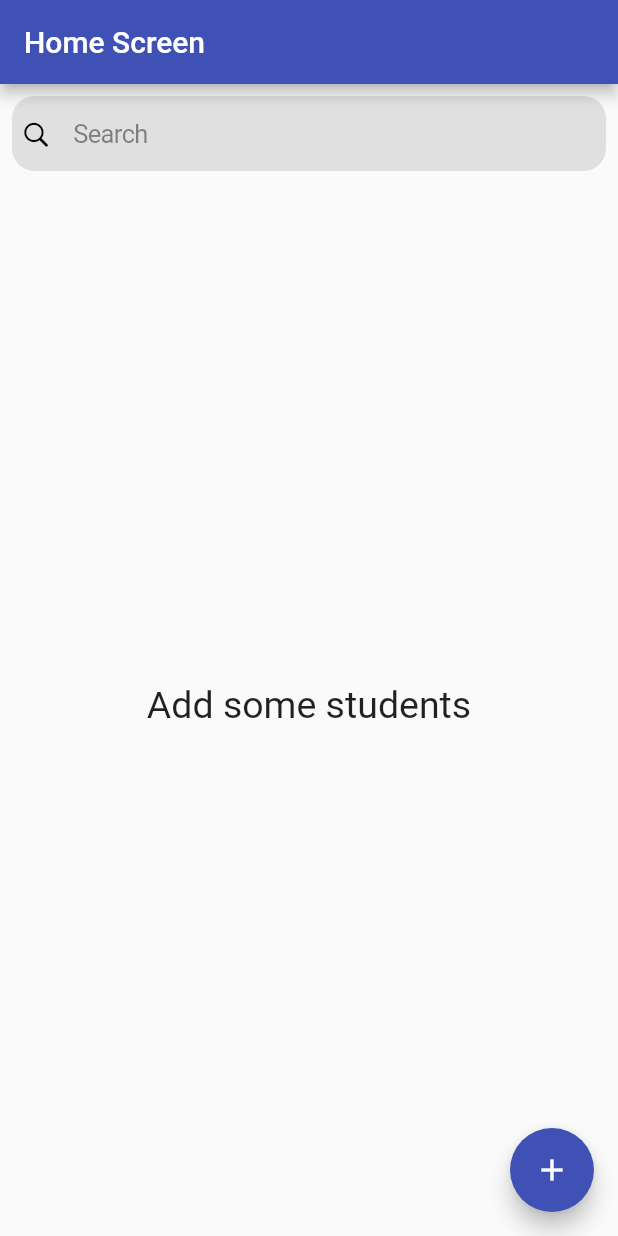
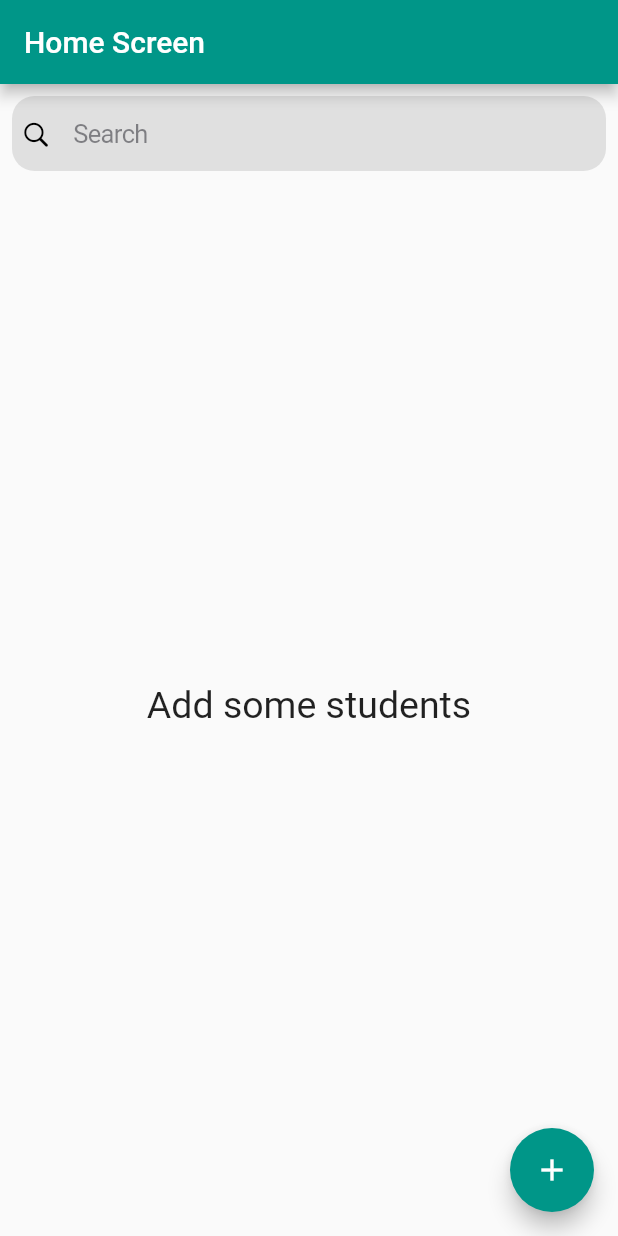
Before and after one commit to habeeb321/Student-Management, a Flutter app: the screen it shows after launch, on a phone screen of 412 x 824 dp. Run offline on Flutter 3.47's test engine with Material 2 defaults, Android fonts, the phone set to English and light mode, and no system bars; our stand-ins replace hive_flutter, image_picker; accounts and stored records are empty.

Commit message:
project modified and finished

```diff
--- a/lib/controller/provider/provider_student.dart
+++ b/lib/controller/provider/provider_student.dart
@@ -50,7 +50,7 @@ class ProviderStudent with ChangeNotifier {
   static deleteItem(BuildContext context, String id) async {
     showDialog(
       context: context,
-      builder: (ctx) {
+      builder: (context) {
         return AlertDialog(
           content: const Text('Are you sure want to delete this ?'),
           actions: [
--- a/lib/main.dart
+++ b/lib/main.dart
@@ -28,7 +28,7 @@ class MyApp extends StatelessWidget {
       child: MaterialApp(
         debugShowCheckedModeBanner: false,
         title: 'Login Page',
-        theme: ThemeData(primarySwatch: Colors.indigo),
+        theme: ThemeData(primarySwatch: Colors.teal),
         home: ScreenHome(),
       ),
     );
--- a/lib/model/functions/db_functions.dart
+++ b/lib/model/functions/db_functions.dart
@@ -4,6 +4,7 @@ import 'package:week_5/model/model/data_model.dart';
 
 class FunctionsDB with ChangeNotifier {
   static List<StudentModel> studentList = [];
+
   Future<void> addStudent(StudentModel value) async {
     final studentDB = await Hive.openBox<StudentModel>('student_db');
     await studentDB.put(value.id, value);
--- a/lib/view/widgets/add_student_widget.dart
+++ b/lib/view/widgets/add_student_widget.dart
@@ -129,7 +129,7 @@ class AddStudentWidget extends StatelessWidget {
                     validator: (value) {
                       if (value == null || value.isEmpty) {
                         return 'Your Phone Number is required';
-                      } else if (value.length != 1) {
+                      } else if (value.length != 10) {
                         return 'Require valid Phone Number';
                       } else {
                         return null;
--- a/lib/view/widgets/edit_student.dart
+++ b/lib/view/widgets/edit_student.dart
@@ -118,7 +118,7 @@ class EditStudent extends StatelessWidget {
                     validator: (value) {
                       if (value == null || value.isEmpty) {
                         return 'Enter Phone Number';
-                      } else if (value.length != 1) {
+                      } else if (value.length != 10) {
                         return 'Require valid Phone Number';
                       } else {
                         return null;
@@ -175,9 +175,11 @@ class EditStudent extends StatelessWidget {
       photo: image.toString(),
       id: id,
     );
+
     Provider.of<FunctionsDB>(ctx, listen: false).editList(index, studentmodel);
     Provider.of<FunctionsDB>(ctx, listen: false).getAllStudents();
     Navigator.of(ctx).pop();
+
     if (name.isEmpty || age.isEmpty || mobile.isEmpty || school.isEmpty) {
       return;
     } else {
```
